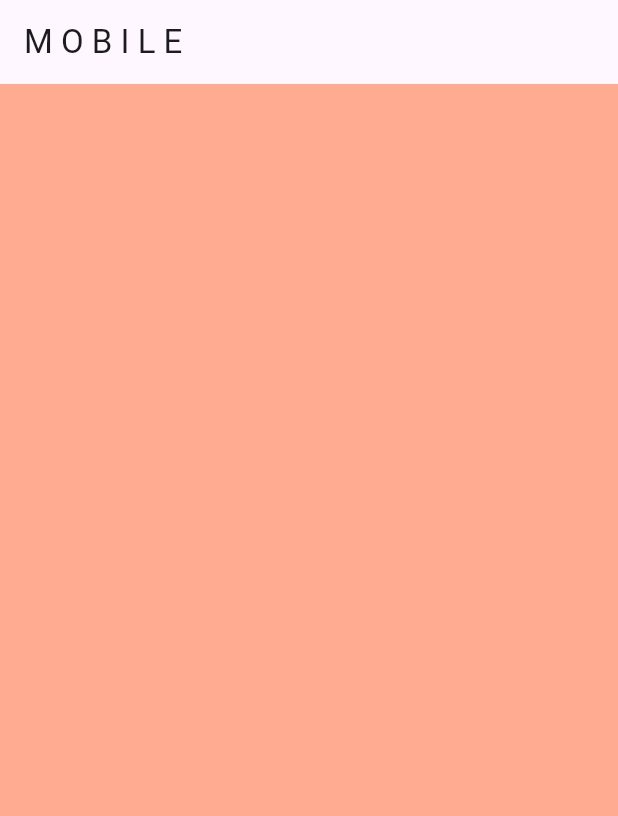
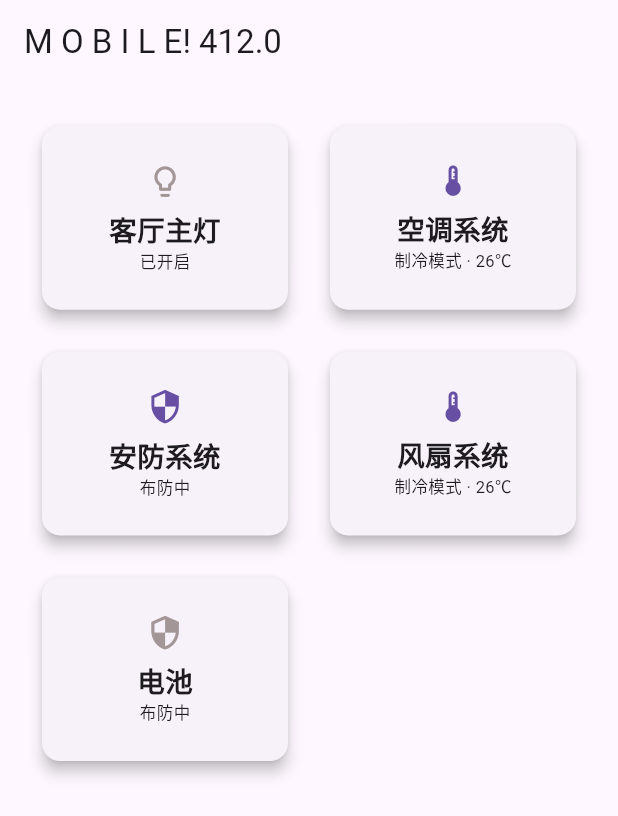
Before and after one commit to Perpherior/canbus, a Flutter app: the screen it shows after launch, on a phone screen of 412 x 824 dp. Shown: the top 816 px of the screen. Run offline on Flutter 3.47's test engine with Material 3 defaults, Android fonts, the phone set to English and light mode, and no system bars.

Commit message:
Added responsive card

```diff
--- /dev/null
+++ b/lib/node_cards/adaptive_card.dart
@@ -0,0 +1,75 @@
+import 'package:flutter/material.dart';
+import 'dart:math';
+
+class AdaptiveCard extends StatelessWidget {
+  // final IconData icon;
+  // final String text;
+
+  final Map<String, dynamic> data;
+
+  const AdaptiveCard({
+    super.key,
+    required this.data
+  });
+  // const AdaptiveCard({required this.icon, required this.text});
+
+  @override
+  Widget build(BuildContext context) {
+    return Card(
+      elevation: 4,
+      margin: EdgeInsets.all(8),
+      child: LayoutBuilder(
+        builder: (_, constraints) {
+          // 动态计算基准尺寸（取卡片宽高的最小值）
+          final baseSize = min(constraints.maxWidth, constraints.maxHeight);
+
+          return Padding(
+            padding: EdgeInsets.all(baseSize * 0.05), // 内边距也按比例
+            child: Column(
+              mainAxisAlignment: MainAxisAlignment.center,
+              children: [
+                // 等比缩放图标
+
+                FittedBox(
+                  child: Icon(
+                    data['icon'],
+                    size: baseSize * 0.2, // 图标占卡片尺寸的40%
+                    color:
+                      data['isActive']
+                      ? Theme.of(context).colorScheme.primary
+                      : const Color.fromARGB(255, 163, 150, 150),
+                  ),
+                ),
+                SizedBox(height: baseSize * 0.05), // 间距也按比例
+                // 等比缩放文本
+                FittedBox(
+                  fit: BoxFit.scaleDown, // 文本超出时自动缩小
+                  child: Text(
+                    data['title'],
+                    style: TextStyle(
+                      fontSize: baseSize * 0.15, // 字体大小按比例
+                      fontWeight: FontWeight.bold,
+                    ),
+                    maxLines: 2,
+                    textAlign: TextAlign.center,
+                  ),
+                ),
+                FittedBox(
+                  fit: BoxFit.scaleDown, // 文本超出时自动缩小
+                  child: Text(
+                    data['subtitle'],
+                    style: TextStyle(
+                      fontSize: baseSize * 0.09, // 字体大小按比例
+                    ),
+                    maxLines: 2,
+                    textAlign: TextAlign.center,
+                  ),
+                ),
+              ],
+            ),
+          );
+        },
+      ),
+    );
+  }
+}
--- a/lib/node_cards/current_card.dart
+++ b/lib/node_cards/current_card.dart
@@ -1,5 +1,5 @@
 import 'package:flutter/material.dart';
-import 'package:canbus/canbus_provider.dart';
+// import 'package:canbus/canbus_provider.dart';
 import 'dart:ui';
 
 class CurrentCard extends StatefulWidget {
--- a/lib/responsive/dimensions.dart
+++ b/lib/responsive/dimensions.dart
@@ -1,4 +1,38 @@
 // Set the device dimensions for mobile, tablet
+
+import 'package:flutter/material.dart';
 
 const tabletWidth = 900;
 const double sidebarWidth = 500;
+const testNodes = [
+      {
+        "icon": Icons.lightbulb_outline,
+        "title": "客厅主灯",
+        "subtitle": "已开启",
+        "isActive": false,
+      },
+      {
+        "icon": Icons.thermostat,
+        "title": "空调系统",
+        "subtitle": "制冷模式 · 26℃",
+        "isActive": true,
+      },
+      {
+        "icon": Icons.security,
+        "title": "安防系统",
+        "subtitle": "布防中",
+        "isActive": true,
+      },
+      {
+        "icon": Icons.thermostat,
+        "title": "风扇系统",
+        "subtitle": "制冷模式 · 26℃",
+        "isActive": true,
+      },
+      {
+        "icon": Icons.security,
+        "title": "电池",
+        "subtitle": "布防中",
+        "isActive": false,
+      },
+    ];
--- a/lib/responsive/mobile_body.dart
+++ b/lib/responsive/mobile_body.dart
@@ -1,14 +1,55 @@
 import 'package:flutter/material.dart';
+import 'package:canbus/node_cards/universal_card.dart';
+import 'dimensions.dart';
+import 'responsive_grid.dart';
 
 class MobileBody extends StatelessWidget {
   const MobileBody({Key? key}) : super(key: key);
 
   @override
   Widget build(BuildContext context) {
+    final width = MediaQuery.sizeOf(context).width;
+    final nodes = testNodes;
+
     return Scaffold(
-      backgroundColor: Colors.deepOrange[200],
       appBar: AppBar(
-        title: Text('M O B I L E'),
+        title: Text('M O B I L E! $width'),
+      ),
+      body:
+        Row(
+          children: [
+            Expanded(
+              child:
+                Padding(
+                  padding: const EdgeInsets.all(8.0),
+                  child:
+                    ResponsiveGrid(
+                      items: nodes
+                    )
+                )
+            ),
+          ],
+        ),
+    );
+  }
+}
+
+
+class ClickButton extends StatelessWidget {
+  @override
+  Widget build(BuildContext context) {
+    return  ElevatedButton(
+      onPressed: () {
+        // 点击事件
+        final snackBar = SnackBar(
+          content: Text('你点击了中央按钮!'),
+          duration: Duration(seconds: 1),
+        );
+        ScaffoldMessenger.of(context).showSnackBar(snackBar);
+      },
+      child: Text(
+        '点我试试',
+        style: TextStyle(fontSize: 20),
       ),
     );
   }
--- /dev/null
+++ b/lib/responsive/responsive_grid.dart
@@ -0,0 +1,33 @@
+import 'package:flutter/material.dart';
+import 'package:canbus/node_cards/adaptive_card.dart';
+import 'dart:math';
+
+class ResponsiveGrid extends StatelessWidget {
+  final List<Map<String, dynamic>> items;
+
+  const ResponsiveGrid({required this.items});
+
+  @override
+  Widget build(BuildContext context) {
+    return LayoutBuilder(
+      builder: (_, constraints) {
+        // 根据屏幕宽度动态计算列数
+        final crossAxisCount = max(2, (constraints.maxWidth / 200).floor());
+
+        return GridView.builder(
+          padding: EdgeInsets.all(12),
+          gridDelegate: SliverGridDelegateWithFixedCrossAxisCount(
+            crossAxisCount: crossAxisCount,
+            childAspectRatio: 1.3, // 保持卡片为正方形
+            mainAxisSpacing: 12,
+            crossAxisSpacing: 12,
+          ),
+          itemCount: items.length,
+          itemBuilder: (_, index) => AdaptiveCard(
+            data: items[index]
+          ),
+        );
+      },
+    );
+  }
+}
```
Also changed, not shown: lib/node_cards/ceiling_fan.dart (+16 -16 lines), lib/node_cards/universal_card.dart (+16 -22 lines), lib/responsive/tablet_body.dart (+19 -32 lines).
